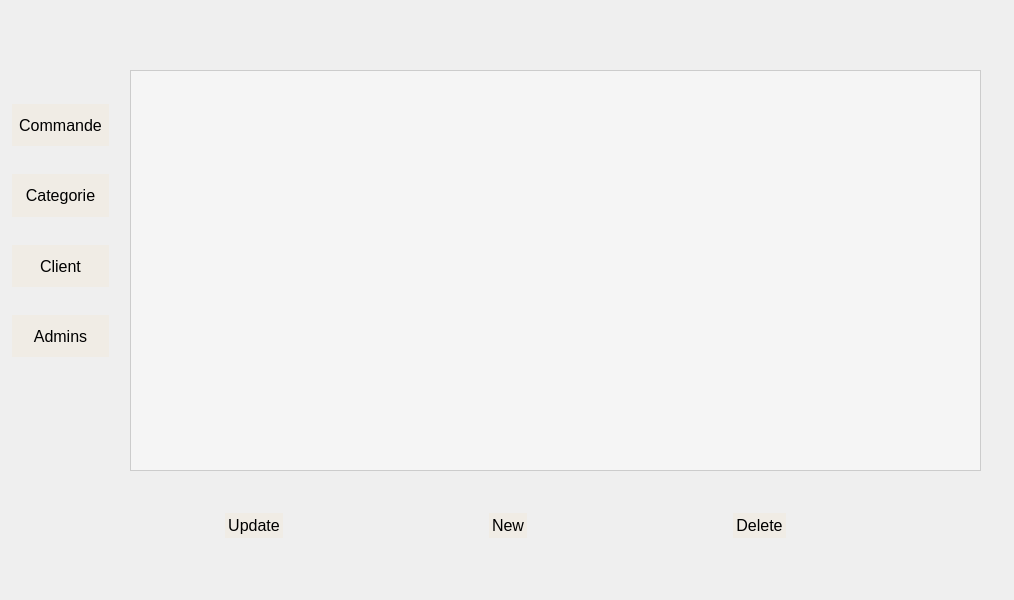
Above: gestion/clientwindow.ui from blackjack465/QT-Project before the change. Below: the same form after it.
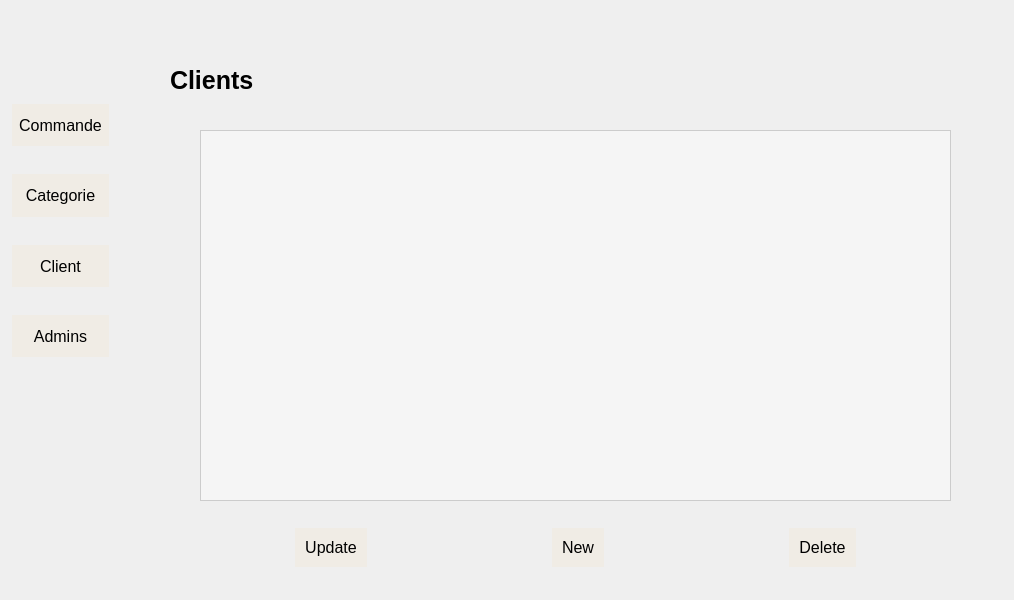
That is the form after the change. The open tabs and pages were chosen to show the change.

The edit to the form file:
```diff
--- a/gestion/clientwindow.ui
+++ b/gestion/clientwindow.ui
@@ -18,8 +18,8 @@
     <property name="geometry">
      <rect>
       <x>120</x>
-      <y>40</y>
-      <width>881</width>
+      <y>60</y>
+      <width>871</width>
       <height>541</height>
      </rect>
     </property>
@@ -30,10 +30,10 @@
      <widget class="QTableView" name="ClienttableView">
       <property name="geometry">
        <rect>
-        <x>10</x>
-        <y>30</y>
-        <width>851</width>
-        <height>401</height>
+        <x>80</x>
+        <y>70</y>
+        <width>751</width>
+        <height>371</height>
        </rect>
       </property>
       <property name="styleSheet">
@@ -63,10 +63,10 @@
      <widget class="QWidget" name="layoutWidget">
       <property name="geometry">
        <rect>
-        <x>100</x>
+        <x>170</x>
         <y>460</y>
         <width>571</width>
-        <height>51</height>
+        <height>55</height>
        </rect>
       </property>
       <layout class="QHBoxLayout" name="horizontalLayout">
@@ -94,8 +94,8 @@
     background-color: #F0ECE5; /* Fondo marrón */
     color: black; /* Texto color negro */
     border: none;
-	padding : 3px;
     border-radius: 0;
+padding : 10px;
     text-align: center;
     text-decoration: none;
     display: inline-block;
@@ -140,7 +140,7 @@
     color: black; /* Texto color negro */
     border: none;
     border-radius: 0;
-	padding : 3px;
+padding : 10px;
     text-align: center;
     text-decoration: none;
     display: inline-block;
@@ -155,8 +155,7 @@
     color: white; 
 	border : 1px solid #F0ECE5;
     border-radius: 5px;
-}
-</string>
+}</string>
          </property>
          <property name="text">
           <string>New</string>
@@ -186,7 +185,7 @@
     color: black; /* Texto color negro */
     border: none;
     border-radius: 0;
-padding : 3px;
+padding : 10px;
     text-align: center;
     text-decoration: none;
     display: inline-block;
@@ -201,8 +200,7 @@
     color: white; 
 	border : 1px solid #F0ECE5;
     border-radius: 5px;
-}
-</string>
+}</string>
          </property>
          <property name="text">
           <string>Delete</string>
@@ -211,6 +209,28 @@
        </item>
       </layout>
      </widget>
+     <widget class="QLabel" name="label">
+      <property name="geometry">
+       <rect>
+        <x>50</x>
+        <y>0</y>
+        <width>131</width>
+        <height>41</height>
+       </rect>
+      </property>
+      <property name="styleSheet">
+       <string notr="true">QLabel
+{
+color: black; 
+font-weight: bold; 
+font-size: 25px;
+font:700 20pt &quot;Times New Roman&quot;;
+}</string>
+      </property>
+      <property name="text">
+       <string>Clients</string>
+      </property>
+     </widget>
     </widget>
     <widget class="QWidget" name="AdminPage">
      <widget class="QTableView" name="AdminsView">
```
Left out of the diff: 44 changed lines with no effect on the pictures.
